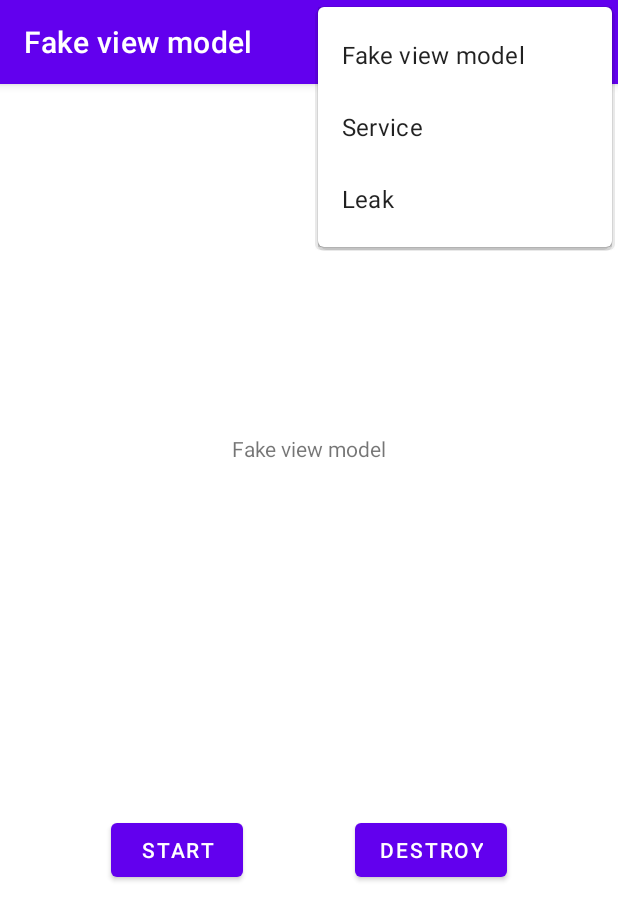
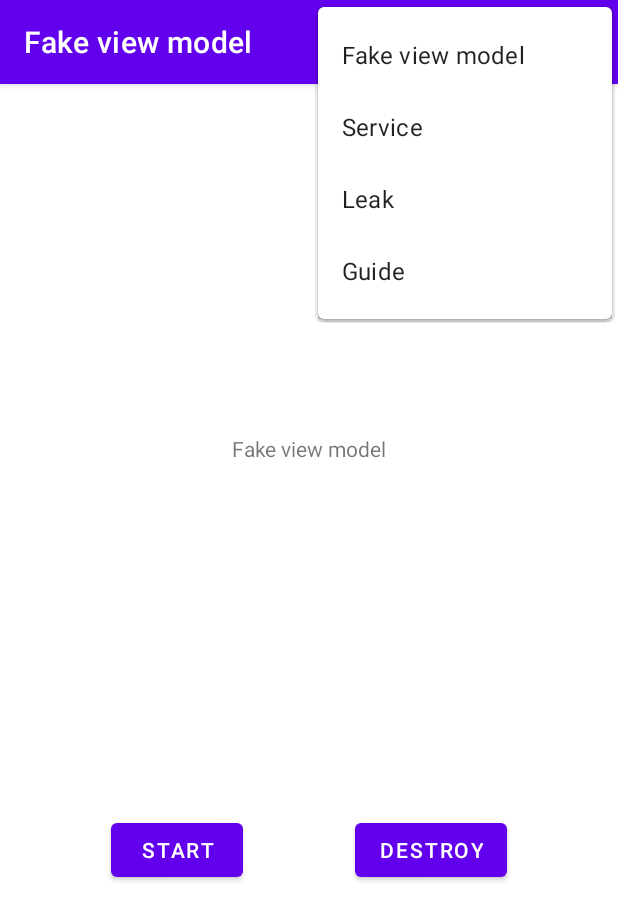
Before and after one commit to JakubMosakowski/coroutines-playground, an Android app: the screen it shows after launch (MainActivity), with the options menu open, on a phone screen of 412 x 824 dp. Shown: the top 920 px of the screen. Run offline under Robolectric (Android 15) with nearby library versions, the phone set to English and light mode, and no system bars; our stand-ins replace navigation-ui.

```diff
--- a/app/src/main/java/com/jakmos/coroutinesplayground/MainActivity.kt
+++ b/app/src/main/java/com/jakmos/coroutinesplayground/MainActivity.kt
@@ -12,15 +12,11 @@ import androidx.navigation.ui.navigateUp
 import androidx.navigation.ui.setupActionBarWithNavController
 import com.jakmos.coroutinesplayground.databinding.ActivityMainBinding
 import com.jakmos.coroutinesplayground.leak.NextActivity
-import kotlinx.coroutines.CoroutineScope
-import kotlinx.coroutines.Dispatchers
 
 class MainActivity : AppCompatActivity() {
 
     private lateinit var appBarConfiguration: AppBarConfiguration
     private lateinit var binding: ActivityMainBinding
-    private val scope = CoroutineScope(Dispatchers.IO)
-    private val useCase = UseCase()
 
     override fun onCreate(savedInstanceState: Bundle?) {
         super.onCreate(savedInstanceState)
@@ -32,7 +28,6 @@ class MainActivity : AppCompatActivity() {
 
         appBarConfiguration = AppBarConfiguration(navController.graph)
         setupActionBarWithNavController(navController, appBarConfiguration)
-        useCase.run(scope)
     }
 
     override fun onCreateOptionsMenu(menu: Menu): Boolean {
@@ -55,6 +50,10 @@ class MainActivity : AppCompatActivity() {
             Log.v("KUBA", "After on finish")
             true
         }
+        R.id.action_guide -> {
+            navController.navigate(R.id.toGuideFragment)
+            true
+        }
         else -> super.onOptionsItemSelected(item)
     }
 
--- a/app/src/main/res/menu/menu_main.xml
+++ b/app/src/main/res/menu/menu_main.xml
@@ -16,4 +16,9 @@
         android:id="@+id/action_leak"
         android:title="@string/leak"
         app:showAsAction="never" />
+
+    <item
+        android:id="@+id/action_guide"
+        android:title="@string/guide"
+        app:showAsAction="never" />
 </menu>
--- a/app/src/main/res/navigation/nav_graph.xml
+++ b/app/src/main/res/navigation/nav_graph.xml
@@ -13,6 +13,10 @@
         android:id="@+id/toFakeViewModelFragment"
         app:destination="@id/FakeViewModelFragment" />
 
+    <action
+        android:id="@+id/toGuideFragment"
+        app:destination="@id/GuideFragment" />
+
     <fragment
         android:id="@+id/FakeViewModelFragment"
         android:name="com.jakmos.coroutinesplayground.fakeviewmodel.FakeViewModelFragment"
@@ -24,4 +28,10 @@
         android:name="com.jakmos.coroutinesplayground.service.ServiceFragment"
         android:label="@string/service"
         tools:layout="@layout/fragment_service" />
+
+    <fragment
+        android:id="@+id/GuideFragment"
+        android:name="com.jakmos.coroutinesplayground.guide.GuideFragment"
+        android:label="@string/guide"
+        tools:layout="@layout/fragment_guide" />
 </navigation>
--- a/app/src/main/res/values/strings.xml
+++ b/app/src/main/res/values/strings.xml
@@ -6,4 +6,5 @@
     <string name="fake_view_model">Fake view model</string>
     <string name="service">Service</string>
     <string name="leak">Leak</string>
+    <string name="guide">Guide</string>
 </resources>
```
Also changed, not shown: app/src/main/java/com/jakmos/coroutinesplayground/guide/GuideFragment.kt (added, +42 -0 lines), app/src/main/java/com/jakmos/coroutinesplayground/guide/GuideViewModel.kt (added, +39 -0 lines), app/src/main/res/layout/fragment_guide.xml (added, +16 -0 lines).
